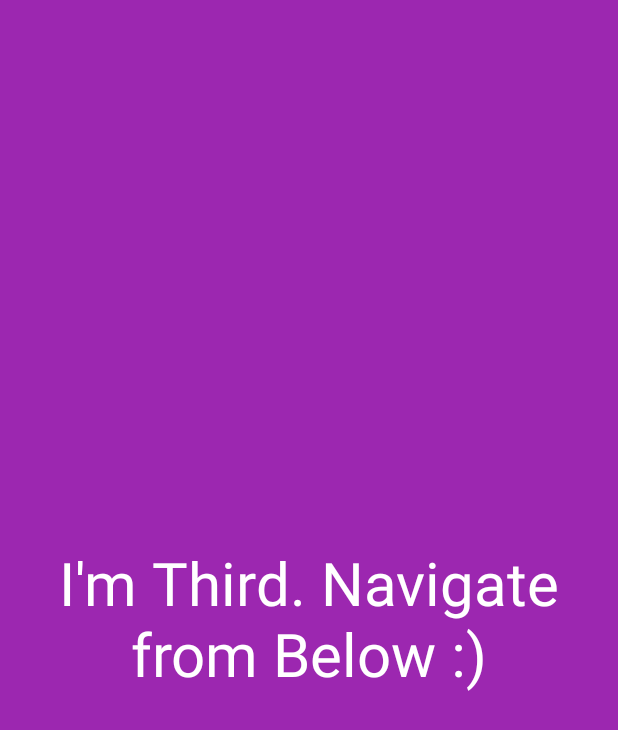
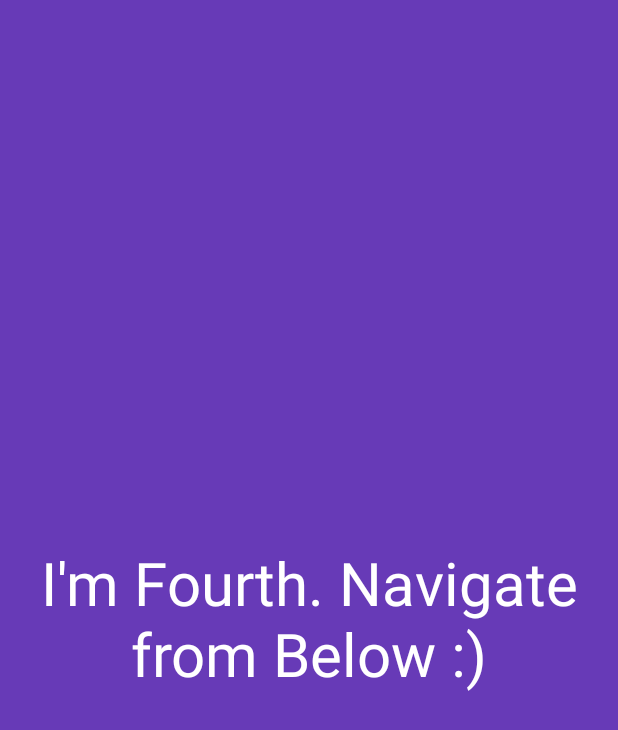
Before and after one commit to Ziyadxan06/HolidaySwitchesApp, an Android app: the fragment KindnessFragment shown on its own in the app's theme, on a phone screen of 412 x 824 dp. Shown: the top 730 px of the screen. Run offline under Robolectric (Android 15) with nearby library versions, the phone set to English and light mode, and no system bars.

Commit message:
chore: rename fragments

```diff
--- a/app/src/main/java/com/ziyad/switchproject/FourthSwitchFragment.kt
+++ b/app/src/main/java/com/ziyad/switchproject/GivingFragment.kt
@@ -5,13 +5,13 @@ import androidx.fragment.app.Fragment
 import android.view.LayoutInflater
 import android.view.View
 import android.view.ViewGroup
-class FourthSwitchFragment : Fragment() {
+class GivingFragment : Fragment() {
 
     override fun onCreateView(
         inflater: LayoutInflater, container: ViewGroup?,
         savedInstanceState: Bundle?
     ): View? {
         // Inflate the layout for this fragment
-        return inflater.inflate(R.layout.fragment_fourth_switch, container, false)
+        return inflater.inflate(R.layout.fragment_giving, container, false)
     }
 }
--- a/app/src/main/java/com/ziyad/switchproject/FirstSwitchFragment.kt
+++ b/app/src/main/java/com/ziyad/switchproject/HappinessFragment.kt
@@ -5,13 +5,13 @@ import androidx.fragment.app.Fragment
 import android.view.LayoutInflater
 import android.view.View
 import android.view.ViewGroup
-class FirstSwitchFragment : Fragment() {
+class HappinessFragment : Fragment() {
 
     override fun onCreateView(
         inflater: LayoutInflater, container: ViewGroup?,
         savedInstanceState: Bundle?
     ): View? {
         // Inflate the layout for this fragment
-        return inflater.inflate(R.layout.fragment_first_switch, container, false)
+        return inflater.inflate(R.layout.fragment_happiness, container, false)
     }
 }
--- a/app/src/main/java/com/ziyad/switchproject/ThirdSwitchFragment.kt
+++ b/app/src/main/java/com/ziyad/switchproject/KindnessFragment.kt
@@ -5,13 +5,13 @@ import androidx.fragment.app.Fragment
 import android.view.LayoutInflater
 import android.view.View
 import android.view.ViewGroup
-class ThirdSwitchFragment : Fragment() {
+class KindnessFragment : Fragment() {
 
     override fun onCreateView(
         inflater: LayoutInflater, container: ViewGroup?,
         savedInstanceState: Bundle?
     ): View? {
         // Inflate the layout for this fragment
-        return inflater.inflate(R.layout.fragment_third_switch, container, false)
+        return inflater.inflate(R.layout.fragment_kindness, container, false)
     }
 }
--- a/app/src/main/java/com/ziyad/switchproject/SecondSwitchFragment.kt
+++ b/app/src/main/java/com/ziyad/switchproject/RespectFragment.kt
@@ -5,13 +5,13 @@ import androidx.fragment.app.Fragment
 import android.view.LayoutInflater
 import android.view.View
 import android.view.ViewGroup
-class SecondSwitchFragment : Fragment() {
+class RespectFragment : Fragment() {
 
     override fun onCreateView(
         inflater: LayoutInflater, container: ViewGroup?,
         savedInstanceState: Bundle?
     ): View? {
         // Inflate the layout for this fragment
-        return inflater.inflate(R.layout.fragment_second_switch, container, false)
+        return inflater.inflate(R.layout.fragment_respect, container, false)
     }
 }
--- a/app/src/main/res/layout/fragment_fifth_switch.xml
+++ b/app/src/main/res/layout/fragment_giving.xml
@@ -3,13 +3,13 @@
     xmlns:tools="http://schemas.android.com/tools"
     android:layout_width="match_parent"
     android:layout_height="match_parent"
-    tools:context=".FifthSwitchFragment"
-    android:background="#3F51B5">
+    tools:context=".GivingFragment"
+    android:background="#F44336">
 
     <TextView
         android:layout_width="wrap_content"
         android:layout_height="wrap_content"
-        android:text="I'm Fifth. Navigate from Below :)"
+        android:text="I'm First. Navigate from Below :)"
         android:textSize="40sp"
         android:layout_gravity="center"
         android:gravity="center"
--- a/app/src/main/res/layout/fragment_second_switch.xml
+++ b/app/src/main/res/layout/fragment_kindness.xml
@@ -3,15 +3,16 @@
     xmlns:tools="http://schemas.android.com/tools"
     android:layout_width="match_parent"
     android:layout_height="match_parent"
-    tools:context=".SecondSwitchFragment"
-    android:background="#E91E63">
+    tools:context=".KindnessFragment"
+    android:background="#673AB7">
 
     <TextView
-        android:layout_width="match_parent"
-        android:layout_height="match_parent"
+        android:layout_width="wrap_content"
+        android:layout_height="wrap_content"
+        android:text="I'm Fourth. Navigate from Below :)"
+        android:textSize="40sp"
+        android:layout_gravity="center"
         android:gravity="center"
-        android:text="I'm Second. Navigate from Below :)"
-        android:textSize="30sp"
         android:textColor="@color/white"/>
 
 </FrameLayout>
--- a/app/src/main/res/layout/fragment_first_switch.xml
+++ b/app/src/main/res/layout/fragment_optimism.xml
@@ -3,13 +3,13 @@
     xmlns:tools="http://schemas.android.com/tools"
     android:layout_width="match_parent"
     android:layout_height="match_parent"
-    tools:context=".FirstSwitchFragment"
-    android:background="#F44336">
+    tools:context=".OptimismFragment"
+    android:background="#3F51B5">
 
     <TextView
         android:layout_width="wrap_content"
         android:layout_height="wrap_content"
-        android:text="I'm First. Navigate from Below :)"
+        android:text="I'm Fifth. Navigate from Below :)"
         android:textSize="40sp"
         android:layout_gravity="center"
         android:gravity="center"
--- a/app/src/main/res/layout/fragment_third_switch.xml
+++ b/app/src/main/res/layout/fragment_respect.xml
@@ -3,16 +3,15 @@
     xmlns:tools="http://schemas.android.com/tools"
     android:layout_width="match_parent"
     android:layout_height="match_parent"
-    tools:context=".ThirdSwitchFragment"
-    android:background="#9C27B0">
+    tools:context=".RespectFragment"
+    android:background="#E91E63">
 
     <TextView
-        android:layout_width="wrap_content"
-        android:layout_height="wrap_content"
-        android:textColor="@color/white"
-        android:text="I'm Third. Navigate from Below :)"
-        android:textSize="40sp"
+        android:layout_width="match_parent"
+        android:layout_height="match_parent"
         android:gravity="center"
-        android:layout_gravity="center"/>
+        android:text="I'm Second. Navigate from Below :)"
+        android:textSize="30sp"
+        android:textColor="@color/white"/>
 
 </FrameLayout>
```
Also changed, not shown: app/src/main/res/layout/fragment_happiness.xml (renamed from app/src/main/res/layout/fragment_fourth_switch.xml, +5 -5 lines).
